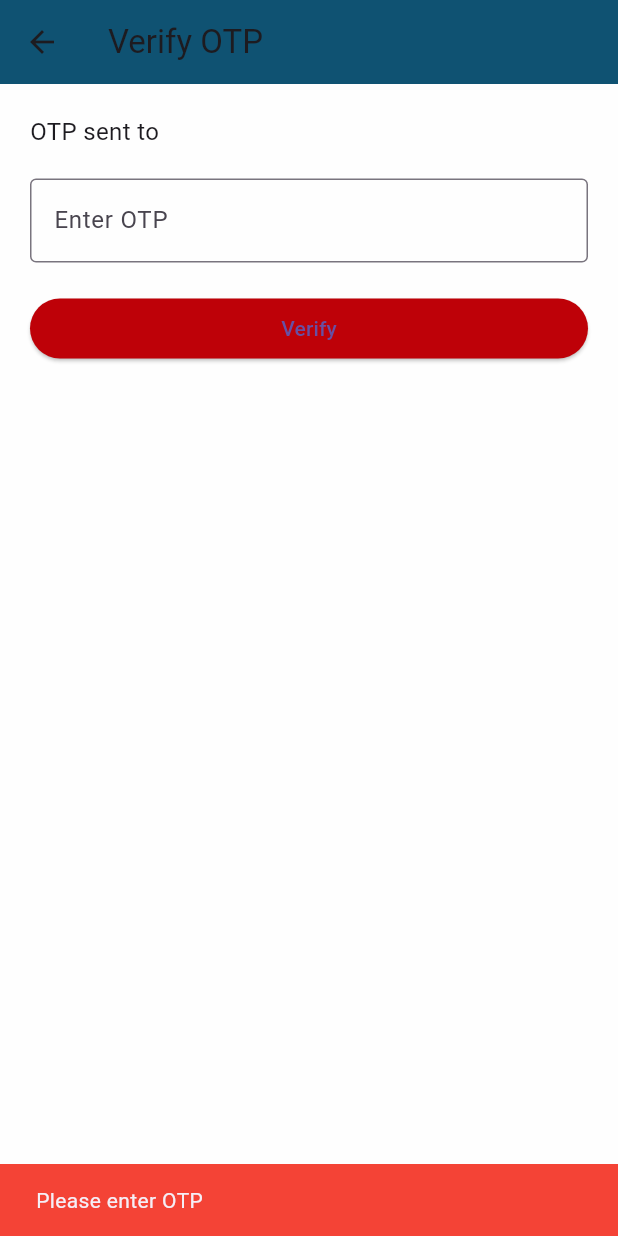
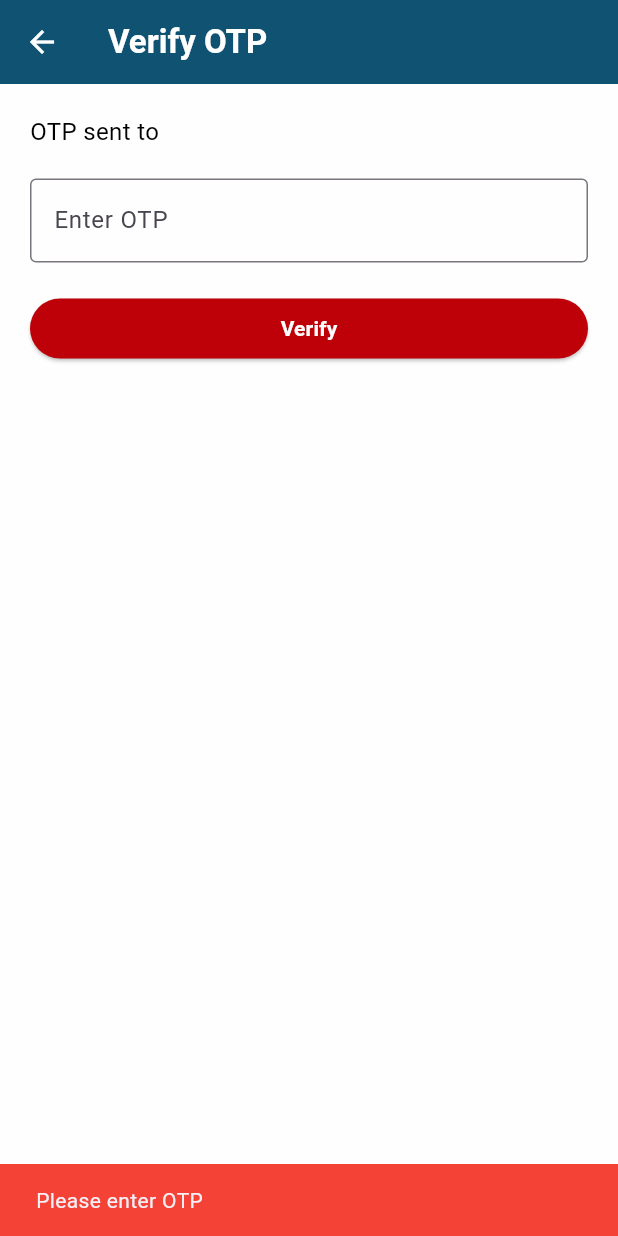
Before and after one commit to sonawanemansi99-jpg/Registration_app, a Flutter app: the OtpScreen screen opened directly with empty values, after a tap on "Verify", on a phone screen of 412 x 824 dp. Run offline on Flutter 3.47's test engine with Material 3 defaults, Android fonts, the phone set to English and light mode, and no system bars; our stand-ins replace image_picker, qr_flutter.

Commit message:
Added new feature / Fixed bug / Updated UI

```diff
--- a/lib/core/widgets/main_scaffold.dart
+++ b/lib/core/widgets/main_scaffold.dart
@@ -47,7 +47,7 @@ class _MainScaffoldState extends State<MainScaffold> {
             GestureDetector(
               onTap: toggleMenu,
               child: Container(
-                color: Colors.black.withOpacity(0.4), // you can ignore warning
+                color: Colors.black.withOpacity(0.4),
               ),
             ),
 
--- a/lib/download_qr_page.dart
+++ b/lib/download_qr_page.dart
@@ -16,6 +16,9 @@ class DownloadQRPage extends StatelessWidget {
     return Scaffold(
       appBar: AppBar(
         backgroundColor: const Color(0xFF0F5272),
+        iconTheme: const IconThemeData(
+          color: Colors.white,
+        ),
         title: const Text(
           "Download QR",
           style: TextStyle(color: Colors.white),
@@ -37,10 +40,9 @@ class DownloadQRPage extends StatelessWidget {
 
             const SizedBox(height: 20),
 
-
             ElevatedButton(
               style: ElevatedButton.styleFrom(
-                backgroundColor: const Color(0xFF0F5272), // 🔵 YOUR COLOR
+                backgroundColor: const Color(0xFF0F5272),
                 padding: const EdgeInsets.symmetric(horizontal: 30, vertical: 12),
                 shape: RoundedRectangleBorder(
                   borderRadius: BorderRadius.circular(10),
--- a/lib/login_page.dart
+++ b/lib/login_page.dart
@@ -1,5 +1,5 @@
 import 'package:flutter/material.dart';
-import 'admin_dashboard.dart'; // Import your dashboard here
+import 'admin_dashboard.dart';
 
 class LoginPage extends StatefulWidget {
   const LoginPage({super.key});
--- a/lib/otp_screen.dart
+++ b/lib/otp_screen.dart
@@ -1,6 +1,5 @@
 import 'package:flutter/material.dart';
 import 'login_page.dart';
-
 
 class OtpScreen extends StatefulWidget {
   final String mobileNumber;
@@ -35,7 +34,7 @@ class _OtpScreenState extends State<OtpScreen> {
       Navigator.pushReplacement(
         context,
         MaterialPageRoute(
-          builder: (context) =>  LoginPage(),
+          builder: (context) => const LoginPage(),
         ),
       );
     }
@@ -45,8 +44,17 @@ class _OtpScreenState extends State<OtpScreen> {
   Widget build(BuildContext context) {
     return Scaffold(
       appBar: AppBar(
-        title: const Text("Verify OTP"),
+        title: const Text(
+          "Verify OTP",
+          style: TextStyle(
+            color: Colors.white,
+            fontWeight: FontWeight.bold,
+          ),
+        ),
         backgroundColor: const Color(0xFF0F5272),
+        iconTheme: const IconThemeData(
+          color: Colors.white,
+        ),
       ),
       body: Padding(
         padding: const EdgeInsets.all(20),
@@ -56,7 +64,10 @@ class _OtpScreenState extends State<OtpScreen> {
 
             Text(
               "OTP sent to ${widget.mobileNumber}",
-              style: const TextStyle(fontSize: 16),
+              style: const TextStyle(
+                fontSize: 16,
+                color: Colors.black,
+              ),
             ),
 
             const SizedBox(height: 20),
@@ -79,7 +90,13 @@ class _OtpScreenState extends State<OtpScreen> {
                   backgroundColor: const Color(0xFFBE0108),
                 ),
                 onPressed: verifyOtp,
-                child: const Text("Verify"),
+                child: const Text(
+                  "Verify",
+                  style: TextStyle(
+                    color: Colors.white,
+                    fontWeight: FontWeight.bold,
+                  ),
+                ),
               ),
             ),
           ],
```
Also changed, not shown: lib/register_screen.dart (+25 -6 lines).
